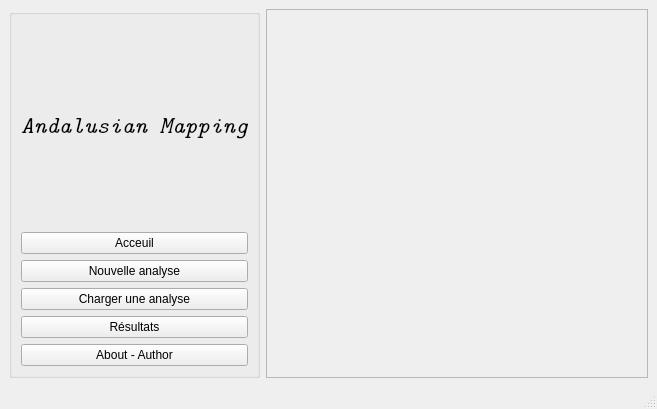
JulietteGeoffray/ProjetS2, file Code/Interface Graphique/main.ui: the form before one commit.
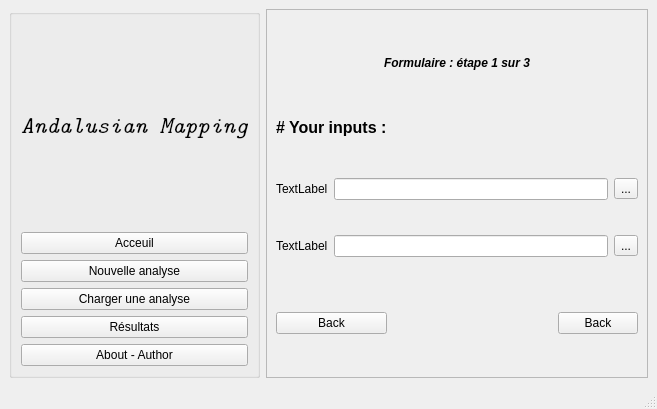
The form after the commit.

Commit message: dialog files ok!

```diff
--- a/Code/Interface Graphique/main.ui
+++ b/Code/Interface Graphique/main.ui
@@ -110,6 +110,122 @@
          <height>342</height>
         </rect>
        </property>
+       <layout class="QGridLayout" name="gridLayout_3">
+        <item row="1" column="0">
+         <widget class="QLabel" name="label_titre_2">
+          <property name="maximumSize">
+           <size>
+            <width>16777215</width>
+            <height>30</height>
+           </size>
+          </property>
+          <property name="text">
+           <string>&lt;html&gt;&lt;head/&gt;&lt;body&gt;&lt;p&gt;&lt;span style=&quot; font-size:12pt; font-weight:600;&quot;&gt;# Your inputs :&lt;/span&gt;&lt;/p&gt;&lt;/body&gt;&lt;/html&gt;</string>
+          </property>
+         </widget>
+        </item>
+        <item row="5" column="0">
+         <widget class="QPushButton" name="pushButton">
+          <property name="text">
+           <string>Back</string>
+          </property>
+         </widget>
+        </item>
+        <item row="3" column="0" colspan="3">
+         <layout class="QHBoxLayout" name="horizontalLayout_2">
+          <item>
+           <widget class="QLabel" name="label_2">
+            <property name="text">
+             <string>TextLabel</string>
+            </property>
+           </widget>
+          </item>
+          <item>
+           <widget class="QLineEdit" name="lineEdit_2"/>
+          </item>
+          <item>
+           <widget class="QToolButton" name="toolButton_2">
+            <property name="text">
+             <string>...</string>
+            </property>
+           </widget>
+          </item>
+         </layout>
+        </item>
+        <item row="2" column="0" colspan="3">
+         <layout class="QHBoxLayout" name="horizontalLayout">
+          <item>
+           <widget class="QLabel" name="label">
+            <property name="text">
+             <string>TextLabel</string>
+            </property>
+           </widget>
+          </item>
+          <item>
+           <widget class="QLineEdit" name="lineEdit"/>
+          </item>
+          <item>
+           <widget class="QToolButton" name="toolButton">
+            <property name="text">
+             <string>...</string>
+            </property>
+           </widget>
+          </item>
+         </layout>
+        </item>
+        <item row="0" column="0" colspan="3">
+         <widget class="QLabel" name="label_etape1">
+          <property name="maximumSize">
+           <size>
+            <width>16777215</width>
+            <height>30</height>
+           </size>
+          </property>
+          <property name="text">
+           <string>&lt;html&gt;&lt;head/&gt;&lt;body&gt;&lt;p align=&quot;center&quot;&gt;&lt;span style=&quot; font-weight:600; font-style:italic;&quot;&gt;Formulaire : étape 1 sur 3&lt;/span&gt;&lt;/p&gt;&lt;/body&gt;&lt;/html&gt;</string>
+          </property>
+         </widget>
+        </item>
+        <item row="4" column="0" colspan="3">
+         <spacer name="horizontalSpacer">
+          <property name="orientation">
+           <enum>Qt::Horizontal</enum>
+          </property>
+          <property name="sizeHint" stdset="0">
+           <size>
+            <width>356</width>
+            <height>20</height>
+           </size>
+          </property>
+         </spacer>
+        </item>
+        <item row="5" column="2">
+         <widget class="QPushButton" name="pushButton_next1">
+          <property name="maximumSize">
+           <size>
+            <width>80</width>
+            <height>16777215</height>
+           </size>
+          </property>
+          <property name="text">
+           <string>Back</string>
+          </property>
+         </widget>
+        </item>
+        <item row="5" column="1">
+         <spacer name="horizontalSpacer_2">
+          <property name="orientation">
+           <enum>Qt::Horizontal</enum>
+          </property>
+          <property name="sizeHint" stdset="0">
+           <size>
+            <width>40</width>
+            <height>20</height>
+           </size>
+          </property>
+         </spacer>
+        </item>
+       </layout>
       </widget>
      </widget>
     </item>
```
Left out of the diff: 20 changed lines with no effect on the pictures. The commit also changes 4 other files.
